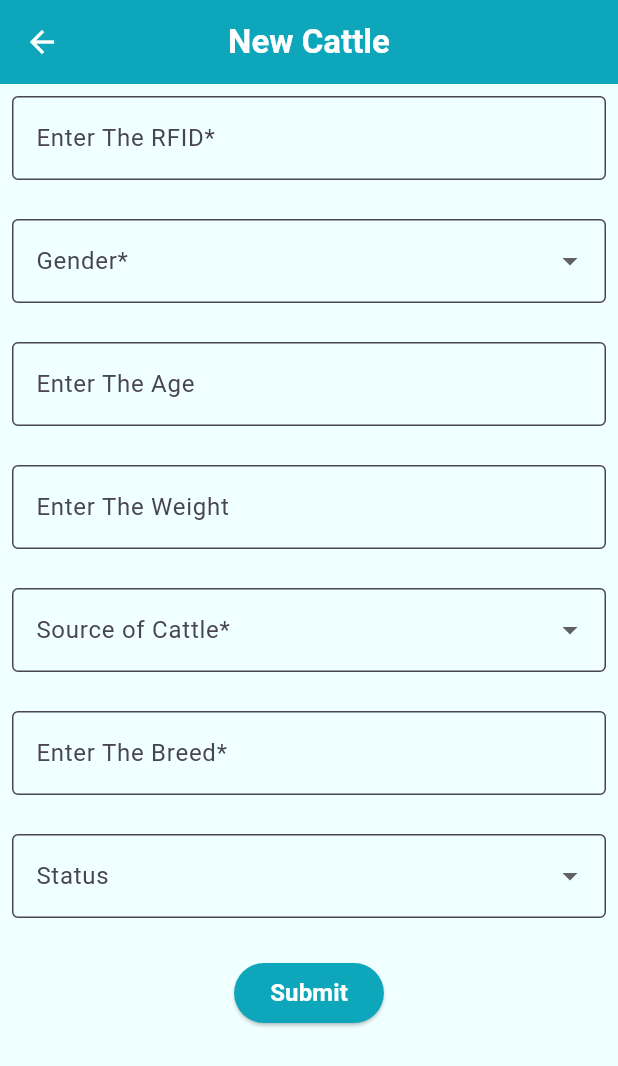
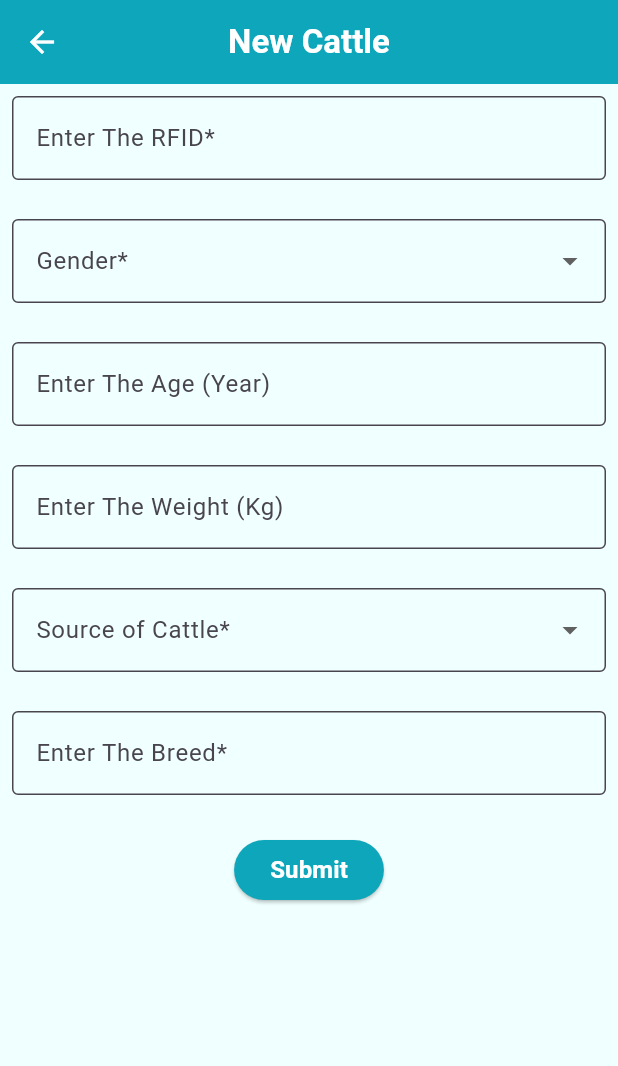
Before and after one commit to mrsushilkumar/DEP24-P20-DairyMgmtAppLite, a Flutter app: the AddNewCattle screen opened directly, on a phone screen of 412 x 824 dp. Shown: the top 1066 px of the screen. Run offline on Flutter 3.47's test engine with Material 3 defaults, Android fonts, the phone set to English and light mode, and no system bars; our stand-ins replace sqflite; accounts and stored records are empty.

Commit message:
just done TA review
done

```diff
--- a/farm_expense_mangement_app/lib/screens/feed/addfeeditem.dart
+++ b/farm_expense_mangement_app/lib/screens/feed/addfeeditem.dart
@@ -94,7 +94,7 @@ class _AddFeedItemState extends State<AddFeedItem> {
               child: TextField(
                 controller: _quantityController,
                 decoration: const InputDecoration(
-                  labelText: 'Quantity',
+                  labelText: 'Quantity (unit)',
                   border: OutlineInputBorder(),
                   filled: true,
                   fillColor: Color.fromRGBO(240, 255, 255, 1),
@@ -107,7 +107,7 @@ class _AddFeedItemState extends State<AddFeedItem> {
               child: TextField(
                 controller: _requiredQuantityController,
                 decoration: const InputDecoration(
-                  labelText: 'Required Quantity',
+                  labelText: 'Required Quantity (unit)',
                   border: OutlineInputBorder(),
                   filled: true,
                   fillColor: Color.fromRGBO(240, 255, 255, 1),
--- a/farm_expense_mangement_app/lib/screens/feed/editfeeditem.dart
+++ b/farm_expense_mangement_app/lib/screens/feed/editfeeditem.dart
@@ -164,7 +164,7 @@ class _EditFeedItemPageState extends State<EditFeedItemPage> {
                 ),
                 child: TextFormField(
                   controller: _needController,
-                  decoration: const InputDecoration(labelText: 'Need'),
+                  decoration: const InputDecoration(labelText: 'Need (unit)'),
                   keyboardType: TextInputType.number,
                   validator: (value) {
                     if (value == null || value.isEmpty) {
@@ -186,7 +186,7 @@ class _EditFeedItemPageState extends State<EditFeedItemPage> {
                 ),
                 child: TextFormField(
                   controller: _stockController,
-                  decoration: const InputDecoration(labelText: 'Stock'),
+                  decoration: const InputDecoration(labelText: 'Stock (unit)'),
                   keyboardType: TextInputType.number,
                   validator: (value) {
                     if (value == null || value.isEmpty) {
--- a/farm_expense_mangement_app/lib/screens/home/milkavgpage.dart
+++ b/farm_expense_mangement_app/lib/screens/home/milkavgpage.dart
@@ -238,7 +238,7 @@ class _AddMilkDataPageState extends State<AddMilkDataPage> {
                     milkInMorning = double.tryParse(value);
                   },
                   decoration: const InputDecoration(
-                    labelText: 'Morning Milk',
+                    labelText: 'Morning Milk (Ltr.)',
                     border: InputBorder.none,
                   ),
                 ),
@@ -250,7 +250,7 @@ class _AddMilkDataPageState extends State<AddMilkDataPage> {
                     milkInEvening = double.tryParse(value);
                   },
                   decoration: const InputDecoration(
-                    labelText: 'Evening Milk',
+                    labelText: 'Evening Milk (Ltr.)',
                     border: InputBorder.none,
                   ),
                 ),
--- a/farm_expense_mangement_app/lib/screens/home/newcattle.dart
+++ b/farm_expense_mangement_app/lib/screens/home/newcattle.dart
@@ -16,7 +16,7 @@ class _AddNewCattleState extends State<AddNewCattle> {
   final TextEditingController _rfidTextController = TextEditingController();
   final TextEditingController _weightTextController = TextEditingController();
   final TextEditingController _breedTextController = TextEditingController();
-  final TextEditingController _agetextController = TextEditingController();
+  final TextEditingController _ageTextController = TextEditingController();
 
   // final TextEditingController _tagNumberController3 = TextEditingController();
 
@@ -41,34 +41,21 @@ class _AddNewCattleState extends State<AddNewCattle> {
     'Calved'
   ];
 
-  // Future<void> _selectDate(BuildContext context) async {
-  //   final DateTime? picked = await showDatePicker(
-  //     context: context,
-  //     initialDate: DateTime.now(),
-  //     firstDate: DateTime(1900),
-  //     lastDate: DateTime.now(),
-  //   );
-  //   if (picked != null && picked.day.toString() != _birthDateController.text) {
-  //     setState(() {
-  //       _birthDateController.text = picked.toString().split(' ')[0];
-  //     });
-  //   }
-  // }
-
 
   void addNewCattleButton(BuildContext context) {
 
     final cattle = Cattle(
         rfid: _rfidTextController.text,
-        age: _agetextController.text.isNotEmpty
-            ? int.parse(_agetextController.text)
+        age: _ageTextController.text.isNotEmpty
+            ? int.parse(_ageTextController.text)
             : 0,
         breed: _breedTextController.text,
         sex: _selectedGender != null ? _selectedGender! : '',
         weight: _weightTextController.text.isNotEmpty
             ? int.parse(_weightTextController.text)
             : 0,
-        state: _selectedState != null ? _selectedState! : '');
+        state: (_selectedGender == 'Female') ? (_selectedState != null ? _selectedState! : '') : 'NA'
+    );
 
     addCattleToDatabase(cattle);
 
@@ -170,15 +157,40 @@ class _AddNewCattleState extends State<AddNewCattle> {
                   },
                 ),
               ),
+
+              if(_selectedGender == 'Female')
+                Padding(
+                  padding: const EdgeInsets.fromLTRB(0, 0, 0, 26),
+                  child: DropdownButtonFormField<String>(
+                    value: _selectedState,
+                    decoration: const InputDecoration(
+                      labelText: 'Status',
+                      border: OutlineInputBorder(),
+                      filled: true,
+                      fillColor: Color.fromRGBO(240, 255, 255, 0.7),
+                    ),
+                    items: stateOptions.map((String stage) {
+                      return DropdownMenuItem<String>(
+                        value: stage,
+                        child: Text(stage),
+                      );
+                    }).toList(),
+                    onChanged: (value) {
+                      setState(() {
+                        _selectedState = value;
+                      });
+                    },
+                  ),
+                ),
               // SizedBox(height: 10),
               Padding(
                 padding: const EdgeInsets.fromLTRB(0, 0, 0, 26),
                 child: TextFormField(
                   keyboardType: TextInputType.number,
                   // initialValue: '0',
-                  controller: _agetextController,
+                  controller: _ageTextController,
                   decoration: const InputDecoration(
-                    labelText: 'Enter The Age',
+                    labelText: 'Enter The Age (Year)',
                     border: OutlineInputBorder(),
                     filled: true,
                     fillColor: Color.fromRGBO(240, 255, 255, 0.7),
@@ -193,7 +205,7 @@ class _AddNewCattleState extends State<AddNewCattle> {
                   // initialValue: '0',
                   controller: _weightTextController,
                   decoration: const InputDecoration(
-                    labelText: 'Enter The Weight',
+                    labelText: 'Enter The Weight (Kg)',
                     border: OutlineInputBorder(),
                     filled: true,
                     fillColor: Color.fromRGBO(240, 255, 255, 0.7),
@@ -249,29 +261,7 @@ class _AddNewCattleState extends State<AddNewCattle> {
                 ),
               ),
 
-              Padding(
-                padding: const EdgeInsets.fromLTRB(0, 0, 0, 26),
-                child: DropdownButtonFormField<String>(
-                  value: _selectedState,
-                  decoration: const InputDecoration(
-                    labelText: 'Status',
-                    border: OutlineInputBorder(),
-                    filled: true,
-                    fillColor: Color.fromRGBO(240, 255, 255, 0.7),
-                  ),
-                  items: stateOptions.map((String stage) {
-                    return DropdownMenuItem<String>(
-                      value: stage,
-                      child: Text(stage),
-                    );
-                  }).toList(),
-                  onChanged: (value) {
-                    setState(() {
-                      _selectedState = value;
-                    });
-                  },
-                ),
-              ),
+
               Padding(
                 padding: const EdgeInsets.fromLTRB(0, 0, 0, 26),
                 child: Center(
--- a/farm_expense_mangement_app/lib/screens/transaction/edittransaction.dart
+++ b/farm_expense_mangement_app/lib/screens/transaction/edittransaction.dart
@@ -144,7 +144,7 @@ class _EditTransactionState extends State<EditTransaction> {
                   style: const TextStyle(fontSize: 20, color: Colors.black),
                   controller: _categoryTransaction,
                   decoration: InputDecoration(
-                      labelText: (widget.showIncome) ? 'Income Category' : 'Expense Category',
+                      labelText: (widget.showIncome) ? 'Income Category ' : 'Expense Category ',
                       labelStyle: const TextStyle(fontSize: 20, color: Colors.black)),
 
                 ),
@@ -176,7 +176,7 @@ class _EditTransactionState extends State<EditTransaction> {
                 ),
                 child: TextFormField(
                   controller: _valueController,
-                  decoration: const InputDecoration(labelText: 'Enter Transaction Amount'),
+                  decoration: const InputDecoration(labelText: 'Enter Transaction Amount (₹)'),
                   keyboardType: TextInputType.number,
                   validator: (value) {
                     if (value == null || value.isEmpty) {
--- a/farm_expense_mangement_app/lib/screens/transaction/transactionpage.dart
+++ b/farm_expense_mangement_app/lib/screens/transaction/transactionpage.dart
@@ -531,7 +531,7 @@ class _TotalTransactionPageState extends State<TotalTransactionPage> {
             Text(
               netProfit>=0?
               'Net Profit: ₹$netProfit':
-    'Net Loss',
+    'Net Loss: ₹${-netProfit}',
               style: TextStyle(
                 fontSize: 20,
                 fontWeight: FontWeight.bold,
```
Also changed, not shown: farm_expense_mangement_app/lib/screens/home/animaldetails.dart (+20 -4 lines).
